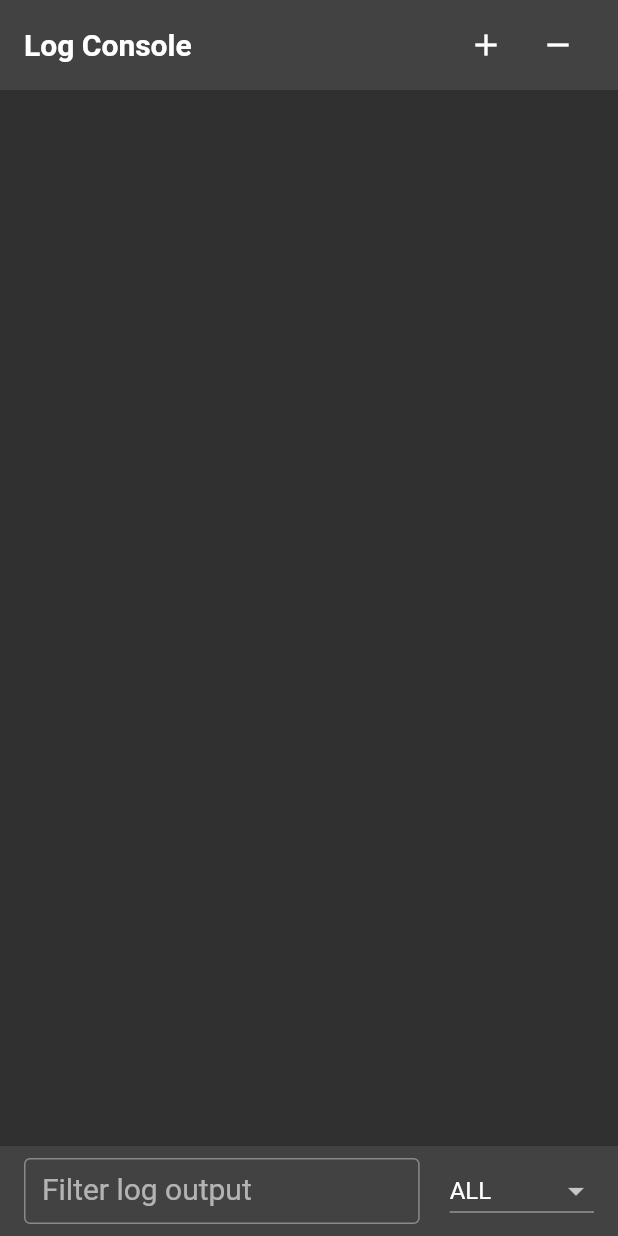
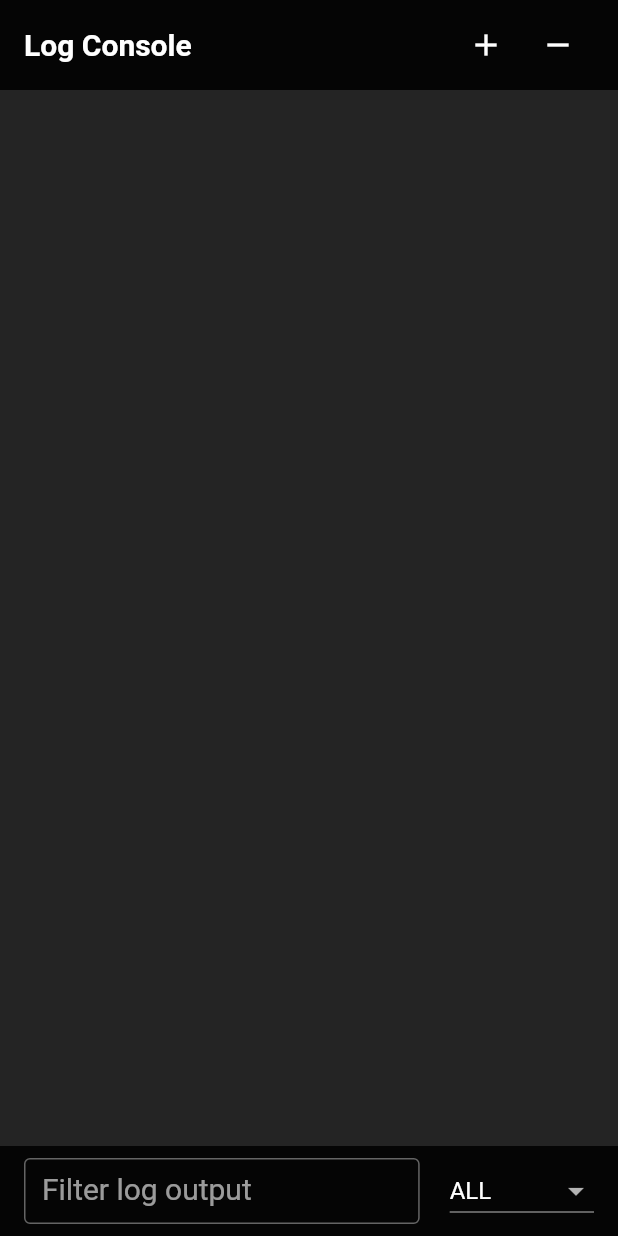
Before and after one commit to simc/logger_flutter, a Flutter app: the screen it shows after launch, on a phone screen of 412 x 824 dp. Run offline on Flutter 3.47's test engine with Material 2 defaults, Android fonts, the phone set to English and light mode, and no system bars; our stand-ins replace logger, sensors_plus; statements that could not run were skipped.

Commit message:
fixed theme

```diff
--- a/lib/logger_flutter_plus.dart
+++ b/lib/logger_flutter_plus.dart
@@ -5,6 +5,7 @@ export 'package:logger/logger.dart';
 
 export 'src/shake/default_shake_detector.dart';
 export 'src/shake/shake_detector.dart';
+export 'src/theme/log_console_theme.dart';
 export 'src/utils/log_console_manager.dart';
 export 'src/widgets/log_console_widget.dart';
 export 'src/widgets/shake_detector_widget.dart';
--- /dev/null
+++ b/lib/src/theme/log_color_schema.dart
@@ -0,0 +1,8 @@
+import 'package:flutter/material.dart';
+
+class LogColorSchema {
+  static const Color bottomAppBarColor = Colors.black87;
+  static Color scaffoldBackgroundColor = Colors.black26;
+
+  static const Color logTextColor = Colors.white;
+}
--- /dev/null
+++ b/lib/src/theme/log_console_theme.dart
@@ -0,0 +1,32 @@
+import 'package:flutter/material.dart';
+import 'package:logger_flutter_plus/src/theme/log_color_schema.dart';
+
+class LogConsoleTheme {
+  const LogConsoleTheme._({
+    required this.bottomAppBarColor,
+    required this.scaffoldBackgroundColor,
+    required this.bodyLarge,
+  });
+
+  factory LogConsoleTheme.byTheme(
+    ThemeData theme,
+  ) =>
+      LogConsoleTheme._(
+        bottomAppBarColor: theme.bottomAppBarTheme.color ?? theme.bottomAppBarColor,
+        scaffoldBackgroundColor: theme.scaffoldBackgroundColor,
+        bodyLarge: theme.textTheme.bodyLarge,
+      );
+
+  factory LogConsoleTheme.dark() => LogConsoleTheme._(
+        bottomAppBarColor: LogColorSchema.bottomAppBarColor,
+        scaffoldBackgroundColor: LogColorSchema.scaffoldBackgroundColor,
+        bodyLarge: TextStyle(
+          color: LogColorSchema.logTextColor,
+        ),
+      );
+
+  final Color bottomAppBarColor;
+  final Color scaffoldBackgroundColor;
+
+  final TextStyle? bodyLarge;
+}
--- a/lib/src/widgets/log_console_app_bar.dart
+++ b/lib/src/widgets/log_console_app_bar.dart
@@ -1,4 +1,5 @@
 import 'package:flutter/material.dart';
+import 'package:logger_flutter_plus/src/theme/log_console_theme.dart';
 
 class LogConsoleAppBar extends StatelessWidget {
   const LogConsoleAppBar({
@@ -6,21 +7,21 @@ class LogConsoleAppBar extends StatelessWidget {
     this.showCloseButton = true,
     required this.onIncreaseFontSize,
     required this.onDecreaseFontSize,
+    required this.theme,
   });
 
   final bool showCloseButton;
 
   final VoidCallback onDecreaseFontSize;
   final VoidCallback onIncreaseFontSize;
+  final LogConsoleTheme theme;
 
   @override
   Widget build(BuildContext context) {
-    final theme = Theme.of(context);
-
     return Container(
       height: 60,
       padding: EdgeInsets.symmetric(vertical: 8, horizontal: 16),
-      color: theme.bottomAppBarTheme.color ?? theme.bottomAppBarColor,
+      color: theme.bottomAppBarColor,
       child: Row(
         mainAxisSize: MainAxisSize.max,
         children: <Widget>[
--- a/lib/src/widgets/log_console_bottom_bar.dart
+++ b/lib/src/widgets/log_console_bottom_bar.dart
@@ -1,5 +1,6 @@
 import 'package:flutter/material.dart';
 import 'package:logger/logger.dart';
+import 'package:logger_flutter_plus/src/theme/log_console_theme.dart';
 
 class LogConsoleBottomBar extends StatelessWidget {
   const LogConsoleBottomBar({
@@ -7,20 +8,20 @@ class LogConsoleBottomBar extends StatelessWidget {
     this.filterLevel,
     this.onChangedFilterLevel,
     this.onChangedFilterText,
+    required this.theme,
   });
 
   final ValueChanged<Level?>? onChangedFilterLevel;
   final ValueChanged<String>? onChangedFilterText;
   final Level? filterLevel;
+  final LogConsoleTheme theme;
 
   @override
   Widget build(BuildContext context) {
-    final theme = Theme.of(context);
-
     return Container(
       height: 60,
       padding: EdgeInsets.symmetric(vertical: 8, horizontal: 16),
-      color: theme.bottomAppBarTheme.color ?? theme.bottomAppBarColor,
+      color: theme.bottomAppBarColor,
       child: Row(
         children: [
           Expanded(
--- a/lib/src/widgets/log_console_content.dart
+++ b/lib/src/widgets/log_console_content.dart
@@ -1,5 +1,6 @@
 import 'package:flutter/material.dart';
 import 'package:logger/logger.dart';
+import 'package:logger_flutter_plus/src/theme/log_console_theme.dart';
 import 'package:logger_flutter_plus/src/utils/log_console_manager.dart';
 
 class LogConsoleContent extends StatefulWidget {
@@ -10,6 +11,7 @@ class LogConsoleContent extends StatefulWidget {
     required this.filterText,
     required this.scrollController,
     required this.logConsoleManager,
+    required this.theme,
   });
 
   final double logFontSize;
@@ -18,6 +20,7 @@ class LogConsoleContent extends StatefulWidget {
 
   final ScrollController scrollController;
   final LogConsoleManager logConsoleManager;
+  final LogConsoleTheme theme;
 
   @override
   State<LogConsoleContent> createState() => _LogConsoleContentState();
@@ -42,8 +45,6 @@ class _LogConsoleContentState extends State<LogConsoleContent> {
 
   @override
   Widget build(BuildContext context) {
-    final theme = Theme.of(context);
-
     return SingleChildScrollView(
       scrollDirection: Axis.horizontal,
       child: SizedBox(
@@ -54,7 +55,7 @@ class _LogConsoleContentState extends State<LogConsoleContent> {
           itemBuilder: (context, index) => Text.rich(
             widget.logConsoleManager.logs[index].span,
             key: ValueKey(widget.logConsoleManager.logs[index].id),
-            style: theme.textTheme.bodyText1?.copyWith(fontSize: widget.logFontSize),
+            style: widget.theme.bodyLarge?.copyWith(fontSize: widget.logFontSize),
           ),
           itemCount: widget.logConsoleManager.logs.length,
         ),
--- a/lib/src/widgets/log_console_widget.dart
+++ b/lib/src/widgets/log_console_widget.dart
@@ -1,19 +1,22 @@
 import 'package:flutter/material.dart';
 import 'package:logger/logger.dart';
+import 'package:logger_flutter_plus/src/theme/log_console_theme.dart';
 import 'package:logger_flutter_plus/src/utils/log_console_manager.dart';
 import 'package:logger_flutter_plus/src/widgets/log_console_app_bar.dart';
 import 'package:logger_flutter_plus/src/widgets/log_console_bottom_bar.dart';
 import 'package:logger_flutter_plus/src/widgets/log_console_content.dart';
 
 class LogConsoleWidget extends StatefulWidget {
-  const LogConsoleWidget({
+  LogConsoleWidget({
     super.key,
     required this.logConsoleManager,
     this.showCloseButton = false,
-  });
+    LogConsoleTheme? theme,
+  }) : theme = theme ?? LogConsoleTheme.dark();
 
   final bool showCloseButton;
   final LogConsoleManager logConsoleManager;
+  late final LogConsoleTheme theme;
 
   @override
   State<LogConsoleWidget> createState() => _LogConsoleWidgetState();
@@ -61,11 +64,13 @@ class _LogConsoleWidgetState extends State<LogConsoleWidget> {
   @override
   Widget build(BuildContext context) {
     return Scaffold(
+      backgroundColor: widget.theme.scaffoldBackgroundColor,
       body: SafeArea(
         child: Column(
           crossAxisAlignment: CrossAxisAlignment.stretch,
           children: <Widget>[
             LogConsoleAppBar(
+              theme: widget.theme,
               showCloseButton: widget.showCloseButton,
               onDecreaseFontSize: () {
                 setState(() {
@@ -80,6 +85,7 @@ class _LogConsoleWidgetState extends State<LogConsoleWidget> {
             ),
             Expanded(
               child: LogConsoleContent(
+                theme: widget.theme,
                 logFontSize: _logFontSize,
                 filterLevel: _filterLevel,
                 filterText: _filterText,
@@ -88,6 +94,7 @@ class _LogConsoleWidgetState extends State<LogConsoleWidget> {
               ),
             ),
             LogConsoleBottomBar(
+              theme: widget.theme,
               filterLevel: _filterLevel,
               onChangedFilterLevel: (filterLevel) {
                 widget.logConsoleManager.setFilterLevel(filterLevel);
--- a/pubspec.yaml
+++ b/pubspec.yaml
@@ -1,8 +1,8 @@
 name: logger_flutter_plus
 description: Flutter extension for logger. Please go there for documentation.
-version: 1.0.2
+version: 1.0.3
 
-homepage: https://github.com/Oliinyk-Volodymyr/logger_flutter
+homepage: https://github.com/Oliinyk-Volodymyr/logger_flutter_plus
 
 environment:
   sdk: ">=2.17.0 <3.0.0"
```
Also changed, not shown: 1 other file.
